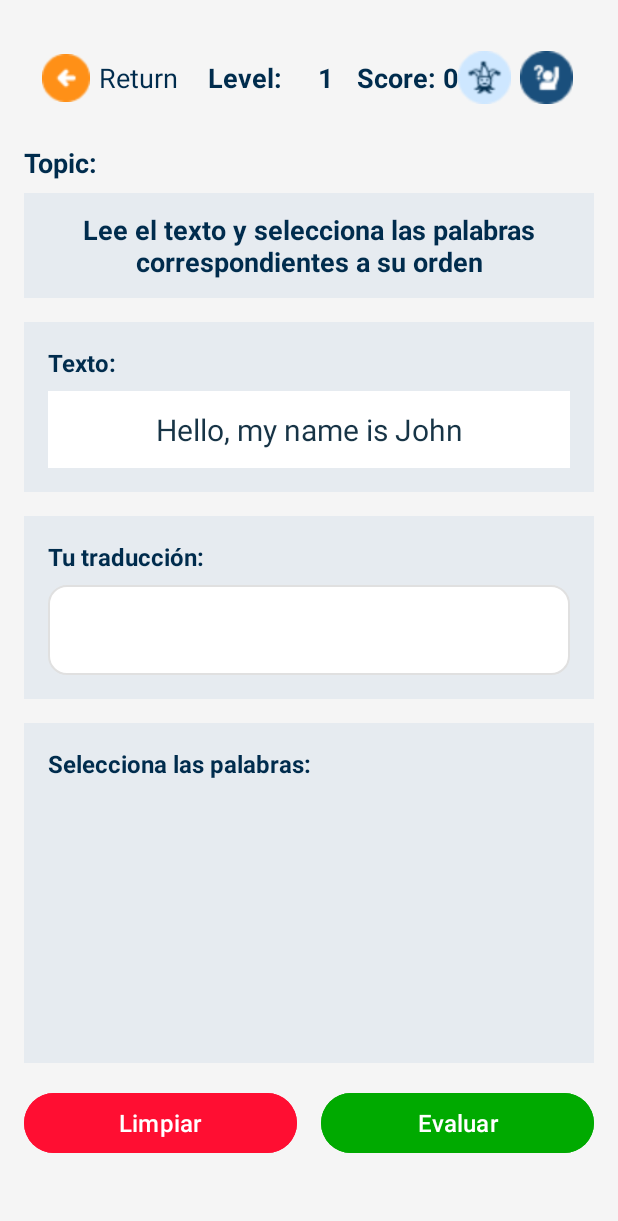
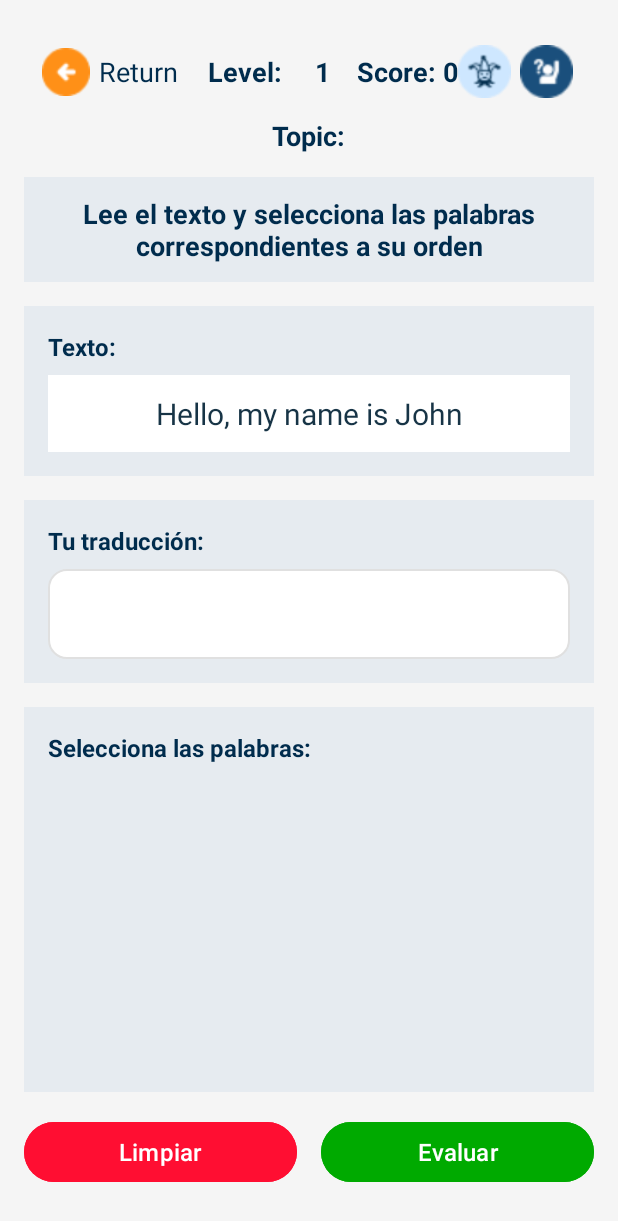
Before and after one commit to Santiagarmo/ColSpeak_Armada, an Android app: the layout activity_translation_reading.xml on its own in the app's theme, with its tools: preview values and no code run, on a phone screen of 412 x 824 dp. Shown: the top 1221 px of the screen. Run offline under Robolectric (Android 15) with nearby library versions, the light colour scheme and no system bars.

Commit message:
feat: update layout for translation reading activity; add custom scrollbar styles

```diff
--- a/app/src/main/java/com/example/speak/TranslationReadingActivity.java
+++ b/app/src/main/java/com/example/speak/TranslationReadingActivity.java
@@ -297,7 +297,7 @@
         selectedWordsRecyclerView.setAdapter(selectedWordsAdapter);
 
         // Setup Spanish words RecyclerView (grid)
-        GridLayoutManager gridLayoutManager = new GridLayoutManager(this, 2);
+        GridLayoutManager gridLayoutManager = new GridLayoutManager(this, 3);
         spanishWordsRecyclerView.setLayoutManager(gridLayoutManager);
         spanishWordsAdapter = new SpanishWordsAdapter();
         spanishWordsRecyclerView.setAdapter(spanishWordsAdapter);
@@ -456,7 +456,7 @@
         TranslationQuestion currentQuestion = currentQuestions.get(currentQuestionIndex);
 
         // Update UI
-        questionNumberTextView.setText((currentQuestionIndex + 1) + "/" + currentQuestions.size());
+        questionNumberTextView.setVisibility(View.GONE); // Ocultar el contador
         scoreTextView.setText("Score: " + score);
         englishTextView.setText(currentQuestion.getEnglishText());
 
--- /dev/null
+++ b/app/src/main/res/drawable/scrollbar_thumb.xml
@@ -0,0 +1,6 @@
+<?xml version="1.0" encoding="utf-8"?>
+<shape xmlns:android="http://schemas.android.com/apk/res/android">
+    <solid android:color="#80002C4D" />
+    <corners android:radius="8dp" />
+    <size android:width="6dp" />
+</shape>
--- /dev/null
+++ b/app/src/main/res/drawable/scrollbar_track.xml
@@ -0,0 +1,6 @@
+<?xml version="1.0" encoding="utf-8"?>
+<shape xmlns:android="http://schemas.android.com/apk/res/android">
+    <solid android:color="#20002C4D" />
+    <corners android:radius="8dp" />
+    <size android:width="6dp" />
+</shape>
--- a/app/src/main/res/layout/activity_translation_reading.xml
+++ b/app/src/main/res/layout/activity_translation_reading.xml
@@ -1,17 +1,19 @@
 <?xml version="1.0" encoding="utf-8"?>
-<ScrollView xmlns:android="http://schemas.android.com/apk/res/android"
+<androidx.constraintlayout.widget.ConstraintLayout
+    xmlns:android="http://schemas.android.com/apk/res/android"
     xmlns:app="http://schemas.android.com/apk/res-auto"
     android:layout_width="match_parent"
     android:layout_height="match_parent"
     android:background="@color/background_color"
-    android:fillViewport="true">
+    android:fitsSystemWindows="true">
 
     <LinearLayout
         android:layout_width="match_parent"
-        android:layout_height="wrap_content"
+        android:layout_height="match_parent"
         android:orientation="vertical"
         android:padding="16dp"
-        android:paddingBottom="80dp">
+        app:layout_constraintTop_toTopOf="parent"
+        app:layout_constraintBottom_toBottomOf="parent">
 
         <!-- Header con botón retornar, Level, Topic, número de pregunta y puntuación -->
         <LinearLayout
@@ -20,8 +22,8 @@
             android:orientation="horizontal"
             android:gravity="center_vertical"
             android:padding="8dp"
-            android:layout_marginTop="8dp"
-            android:layout_marginBottom="8dp">
+            android:layout_marginTop="4dp"
+            android:layout_marginBottom="2dp">
 
             <!-- Botón de retorno -->
             <LinearLayout
@@ -80,7 +82,7 @@
                 android:id="@+id/scoreTextView"
                 android:layout_width="wrap_content"
                 android:layout_height="wrap_content"
-                android:text="Score: 0"
+                android:text=" Score: 0"
                 android:textSize="18sp"
                 android:textColor="#002C4D"
                 android:textStyle="bold" />
@@ -111,10 +113,10 @@
             android:layout_height="wrap_content"
             android:textSize="18sp"
             android:text="Topic:"
+            android:layout_gravity="center"
             android:textStyle="bold"
             android:textColor="#002C4D"
-            android:layout_marginTop="8dp"
-            android:layout_marginBottom="8dp" />
+            android:layout_marginBottom="15dp" />
 
         <!-- Instrucciones -->
         <TextView
@@ -212,7 +214,14 @@
                 android:layout_width="match_parent"
                 android:layout_height="0dp"
                 android:layout_weight="1"
-                android:padding="8dp" />
+                android:padding="8dp"
+                android:scrollbars="vertical"
+                android:fadeScrollbars="false"
+                android:scrollbarStyle="outsideOverlay"
+                android:scrollbarThumbVertical="@drawable/scrollbar_thumb"
+                android:scrollbarTrackVertical="@drawable/scrollbar_track"
+                android:requiresFadingEdge="vertical"
+                android:fadingEdgeLength="32dp" />
         </LinearLayout>
 
         <!-- Botones de acción -->
@@ -220,7 +229,7 @@
             android:layout_width="match_parent"
             android:layout_height="wrap_content"
             android:orientation="vertical"
-            android:layout_marginBottom="35dp">
+            android:layout_marginBottom="16dp">
 
             <!-- Botones Limpiar y Evaluar en horizontal -->
             <LinearLayout
@@ -267,4 +276,4 @@
         </LinearLayout>
 
     </LinearLayout>
-</ScrollView>
+</androidx.constraintlayout.widget.ConstraintLayout>
```
